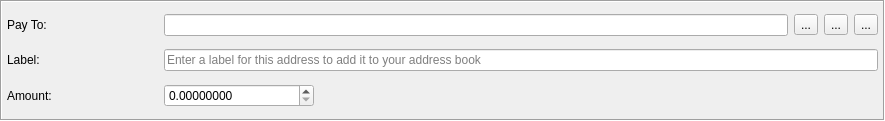
Old version of the form src/gui/ui/transferframe.ui in the repository cryptonotefoundation/cryptonotewallet.
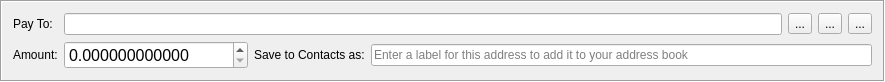
New version of the form. Icons and pictures are not drawn.

Patch:
```diff
--- a/src/gui/ui/transferframe.ui
+++ b/src/gui/ui/transferframe.ui
@@ -7,7 +7,7 @@
     <x>0</x>
     <y>0</y>
     <width>885</width>
-    <height>121</height>
+    <height>80</height>
    </rect>
   </property>
   <property name="windowTitle">
@@ -20,18 +20,6 @@
    <enum>QFrame::Sunken</enum>
   </property>
   <layout class="QGridLayout" name="gridLayout">
-   <property name="leftMargin">
-    <number>5</number>
-   </property>
-   <property name="topMargin">
-    <number>5</number>
-   </property>
-   <property name="rightMargin">
-    <number>5</number>
-   </property>
-   <property name="bottomMargin">
-    <number>5</number>
-   </property>
    <item row="0" column="0">
     <widget class="QLabel" name="label">
      <property name="text">
@@ -39,7 +27,16 @@
      </property>
     </widget>
    </item>
-   <item row="0" column="3">
+   <item row="0" column="1" colspan="2">
+    <layout class="QHBoxLayout" name="horizontalLayout_2">
+     <item>
+      <widget class="QLineEdit" name="m_addressEdit">
+       <property name="maxLength">
+        <number>95</number>
+       </property>
+      </widget>
+     </item>
+     <item>
     <widget class="QToolButton" name="m_addressBookButton">
      <property name="text">
       <string>...</string>
@@ -50,7 +47,7 @@
      </property>
     </widget>
    </item>
-   <item row="0" column="4">
+     <item>
     <widget class="QToolButton" name="m_pasteButton">
      <property name="text">
       <string>...</string>
@@ -61,21 +58,7 @@
      </property>
     </widget>
    </item>
-   <item row="1" column="1" colspan="5">
-    <widget class="QLineEdit" name="m_labelEdit">
-     <property name="placeholderText">
-      <string>Enter a label for this address to add it to your address book</string>
-     </property>
-    </widget>
-   </item>
-   <item row="2" column="0">
-    <widget class="QLabel" name="label_3">
-     <property name="text">
-      <string>Amount:</string>
-     </property>
-    </widget>
-   </item>
-   <item row="0" column="5">
+     <item>
     <widget class="QToolButton" name="m_removeButton">
      <property name="text">
       <string>...</string>
@@ -86,28 +69,22 @@
      </property>
     </widget>
    </item>
-   <item row="2" column="2" colspan="4">
-    <spacer name="horizontalSpacer">
-     <property name="orientation">
-      <enum>Qt::Horizontal</enum>
-     </property>
-     <property name="sizeHint" stdset="0">
-      <size>
-       <width>558</width>
-       <height>17</height>
-      </size>
-     </property>
-    </spacer>
+    </layout>
    </item>
    <item row="1" column="0">
-    <widget class="QLabel" name="label_2">
+    <widget class="QLabel" name="label_3">
      <property name="text">
-      <string>Label:</string>
+      <string>Amount:</string>
      </property>
     </widget>
    </item>
-   <item row="2" column="1">
+   <item row="1" column="1">
     <widget class="QDoubleSpinBox" name="m_amountSpin">
+     <property name="font">
+      <font>
+       <pointsize>12</pointsize>
+      </font>
+     </property>
      <property name="layoutDirection">
       <enum>Qt::LeftToRight</enum>
      </property>
@@ -115,15 +92,33 @@
       <string notr="true"/>
      </property>
      <property name="decimals">
-      <number>8</number>
+      <number>12</number>
      </property>
      <property name="maximum">
       <double>999999999.999999046325684</double>
      </property>
     </widget>
    </item>
-   <item row="0" column="1" colspan="2">
-    <widget class="QLineEdit" name="m_addressEdit"/>
+   <item row="1" column="2">
+    <layout class="QHBoxLayout" name="horizontalLayout">
+     <item>
+      <widget class="QLabel" name="label_2">
+       <property name="text">
+        <string>Save to Contacts as:</string>
+       </property>
+      </widget>
+     </item>
+     <item>
+      <widget class="QLineEdit" name="m_labelEdit">
+       <property name="maxLength">
+        <number>50</number>
+       </property>
+       <property name="placeholderText">
+        <string>Enter a label for this address to add it to your address book</string>
+       </property>
+      </widget>
+     </item>
+    </layout>
    </item>
   </layout>
  </widget>
```
Left out of the diff: 22 changed lines with no effect on the pictures. Lines whose indentation alone changed are shown as unchanged.
